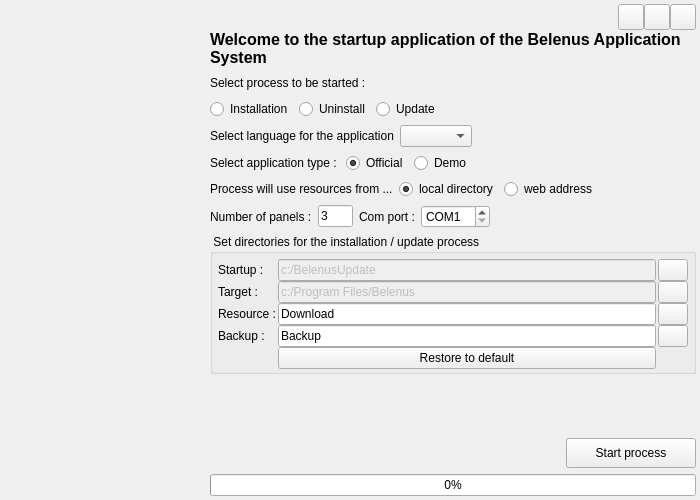
tbikfalvi/Belenus, file Startup/mainwindow.ui: the form before one commit.
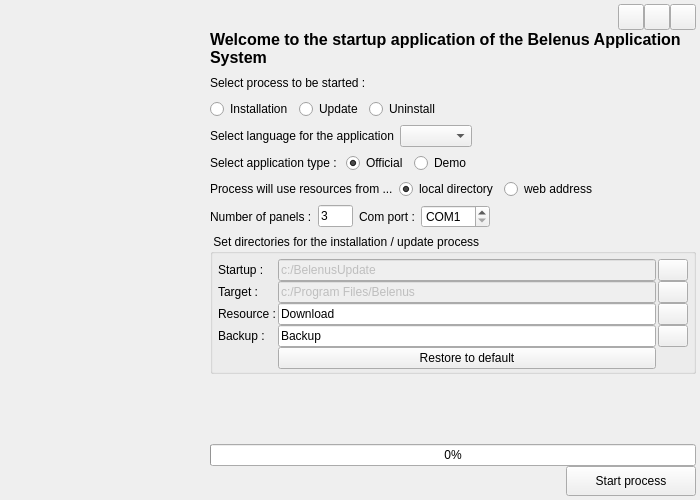
The form after the commit. Icons and pictures are not drawn.

The edit to the form file:
```diff
--- a/Startup/mainwindow.ui
+++ b/Startup/mainwindow.ui
@@ -240,16 +240,6 @@
             </attribute>
            </widget>
           </item>
-          <item>
-           <widget class="QRadioButton" name="rbProcessRemove">
-            <property name="text">
-             <string>Uninstall</string>
-            </property>
-            <attribute name="buttonGroup">
-             <string notr="true">buttonGroup</string>
-            </attribute>
-           </widget>
-          </item>
           <item>
            <widget class="QRadioButton" name="rbProcessUpdate">
             <property name="text">
@@ -260,6 +250,16 @@
             </attribute>
            </widget>
           </item>
+          <item>
+           <widget class="QRadioButton" name="rbProcessRemove">
+            <property name="text">
+             <string>Uninstall</string>
+            </property>
+            <attribute name="buttonGroup">
+             <string notr="true">buttonGroup</string>
+            </attribute>
+           </widget>
+          </item>
           <item>
            <spacer name="horizontalSpacer_6">
             <property name="orientation">
@@ -686,6 +686,17 @@
          </spacer>
         </item>
         <item>
+         <widget class="QProgressBar" name="progressBar">
+          <property name="value">
+           <number>0</number>
+          </property>
+         </widget>
+        </item>
+       </layout>
+      </item>
+     </layout>
+    </item>
+    <item>
          <layout class="QHBoxLayout" name="horizontalLayout_2">
           <item>
            <spacer name="horizontalSpacer_3">
@@ -719,17 +730,6 @@
           </item>
          </layout>
         </item>
-        <item>
-         <widget class="QProgressBar" name="progressBar">
-          <property name="value">
-           <number>0</number>
-          </property>
-         </widget>
-        </item>
-       </layout>
-      </item>
-     </layout>
-    </item>
    </layout>
   </widget>
  </widget>
```
Left out of the diff: 3 changed lines with no effect on the pictures. Lines whose indentation alone changed are shown as unchanged.
